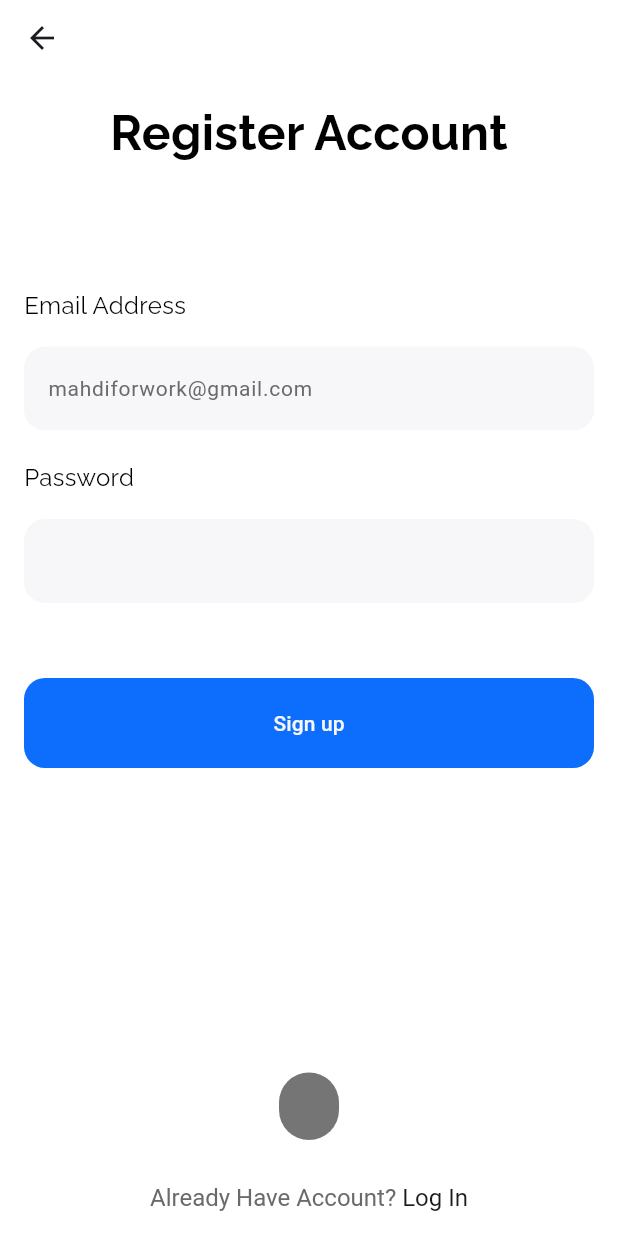
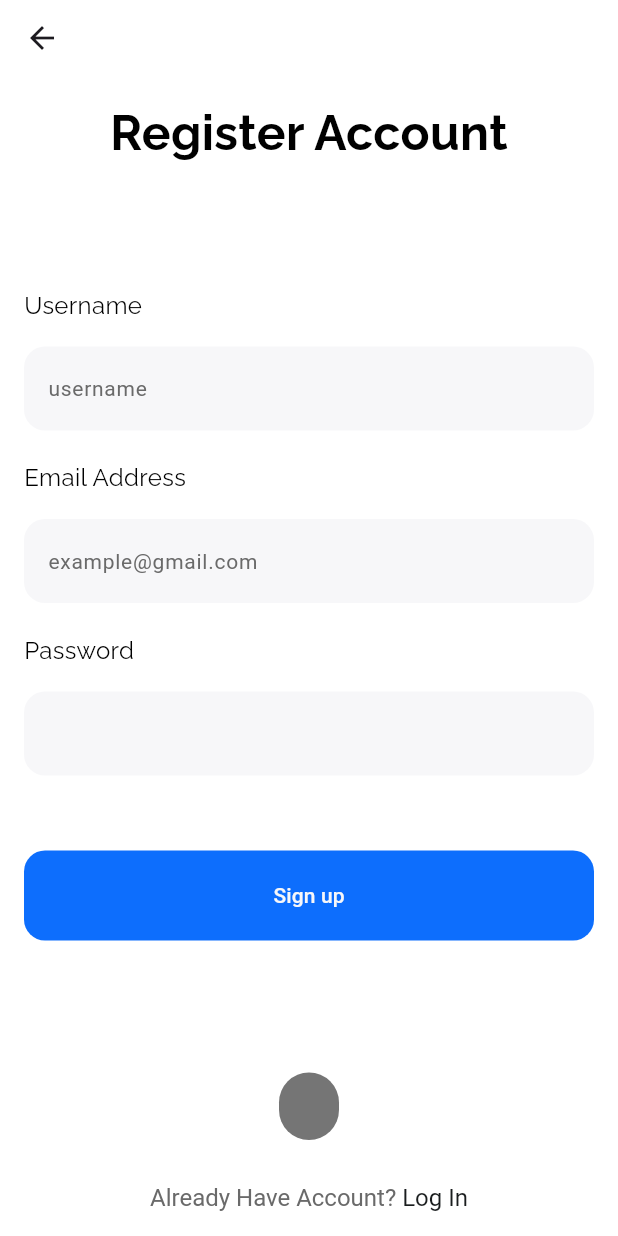
Before and after one commit to konkazazis/onion, a Flutter app: the Signup screen opened directly, after a tap on "Sign up", on a phone screen of 412 x 824 dp. Run offline on Flutter 3.47's test engine with Material 3 defaults, Android fonts, the phone set to English and light mode, and no system bars; our stand-ins replace cloud_firestore, firebase_auth, firebase_core, fluttertoast, google_fonts, table_calendar; accounts and stored records are empty; generated files the repository leaves out were written again; network calls fail.

Commit message:
username addition and retrieval for the main app

```diff
--- a/lib/login.dart
+++ b/lib/login.dart
@@ -93,7 +93,7 @@ class Login extends StatelessWidget {
           controller: _emailController,
           decoration: InputDecoration(
               filled: true,
-              hintText: 'mahdiforwork@gmail.com',
+              hintText: 'example@gmail.com',
               hintStyle: const TextStyle(
                   color: Color(0xff6A6A6A),
                   fontWeight: FontWeight.normal,
--- a/lib/main.dart
+++ b/lib/main.dart
@@ -24,7 +24,6 @@ class Onion extends StatelessWidget {
     return MaterialApp(
         title: 'Onion',
         theme: ThemeData(scaffoldBackgroundColor: Colors.white),
-        // home: Login());
-        home: MainScreen());
+        home: Login());
   }
 }
--- a/lib/main_screen.dart
+++ b/lib/main_screen.dart
@@ -5,6 +5,11 @@ import 'profile.dart';
 import 'widgets/bottom_nav_bar.dart';
 
 class MainScreen extends StatefulWidget {
+  final String username;
+  final String email;
+
+  MainScreen({required this.username, required this.email});
+
   @override
   _MainScreenState createState() => _MainScreenState();
 }
@@ -12,12 +17,17 @@ class MainScreen extends StatefulWidget {
 class _MainScreenState extends State<MainScreen> {
   int _selectedIndex = 0;
 
-  final List<Widget> _pages = [
-    DashboardScreen(),
-    CalendarWidget(),
-    ProfileComponent(
-        name: 'Kostas', email: 'kazazis@gmail.com', profileImageUrl: 'test'),
-  ];
+  late List<Widget> _pages;
+
+  void initState() {
+    super.initState();
+    _pages = [
+      DashboardScreen(),
+      CalendarWidget(),
+      ProfileComponent(
+          name: widget.username, email: widget.email, profileImageUrl: 'test'),
+    ];
+  }
 
   void _onItemTapped(int index) {
     setState(() {
--- a/lib/services/auth_service.dart
+++ b/lib/services/auth_service.dart
@@ -1,4 +1,5 @@
 import 'package:firebase_auth/firebase_auth.dart';
+import 'package:cloud_firestore/cloud_firestore.dart';
 import 'package:flutter/material.dart';
 import 'package:fluttertoast/fluttertoast.dart';
 
@@ -9,14 +10,32 @@ class AuthService {
   Future<void> signup(
       {required String email,
       required String password,
+      required String username,
       required BuildContext context}) async {
     try {
-      await FirebaseAuth.instance
+      UserCredential userCredential = await FirebaseAuth.instance
           .createUserWithEmailAndPassword(email: email, password: password);
 
+      try {
+        await FirebaseFirestore.instance
+            .collection('users')
+            .doc(userCredential.user!.uid)
+            .set({
+          'username': username,
+          'email': email,
+          'createdAt': DateTime.now()
+        });
+      } catch (e) {
+        String message = '';
+        message = 'There was an error in creating the user.';
+      }
+
       await Future.delayed(const Duration(seconds: 1));
-      Navigator.pushReplacement(context,
-          MaterialPageRoute(builder: (BuildContext context) => MainScreen()));
+      Navigator.pushReplacement(
+          context,
+          MaterialPageRoute(
+              builder: (BuildContext context) =>
+                  MainScreen(username: username, email: email)));
     } on FirebaseAuthException catch (e) {
       String message = '';
       if (e.code == 'weak-password') {
@@ -35,33 +54,59 @@ class AuthService {
     } catch (e) {}
   }
 
-  Future<void> signin(
-      {required String email,
-      required String password,
-      required BuildContext context}) async {
+  Future<void> signin({
+    required String email,
+    required String password,
+    required BuildContext context,
+  }) async {
     try {
-      await FirebaseAuth.instance
-          .signInWithEmailAndPassword(email: email, password: password);
+      await FirebaseAuth.instance.signInWithEmailAndPassword(
+        email: email,
+        password: password,
+      );
 
-      await Future.delayed(const Duration(seconds: 1));
-      Navigator.pushReplacement(context,
-          MaterialPageRoute(builder: (BuildContext context) => MainScreen()));
+      var getUser = await FirebaseFirestore.instance
+          .collection('users')
+          .where('email', isEqualTo: email)
+          .get();
+
+      if (getUser.docs.isNotEmpty) {
+        String username = getUser.docs.first['username']; // Extract username
+
+        await Future.delayed(const Duration(seconds: 1));
+
+        Navigator.pushReplacement(
+          context,
+          MaterialPageRoute(
+            builder: (BuildContext context) =>
+                MainScreen(username: username, email: email),
+          ),
+        );
+      } else {
+        ScaffoldMessenger.of(context).showSnackBar(
+          SnackBar(content: Text("User not found in database.")),
+        );
+      }
     } on FirebaseAuthException catch (e) {
       String message = '';
-      if (e.code == 'invalid-email') {
+
+      if (e.code == 'user-not-found') {
         message = 'No user found for that email.';
-      } else if (e.code == 'invalid-credential') {
+      } else if (e.code == 'wrong-password') {
         message = 'Wrong password provided for that user.';
+      } else {
+        message = 'Authentication failed. Please try again.';
       }
-      Fluttertoast.showToast(
-        msg: message,
-        toastLength: Toast.LENGTH_LONG,
-        gravity: ToastGravity.SNACKBAR,
-        backgroundColor: Colors.black54,
-        textColor: Colors.white,
-        fontSize: 14.0,
+
+      ScaffoldMessenger.of(context).showSnackBar(
+        SnackBar(content: Text(message)),
       );
-    } catch (e) {}
+    } catch (e) {
+      ScaffoldMessenger.of(context).showSnackBar(
+        SnackBar(content: Text("An error occurred. Please try again.")),
+      );
+      print("Error: $e");
+    }
   }
 
   Future<void> signout({required BuildContext context}) async {
--- a/lib/signup.dart
+++ b/lib/signup.dart
@@ -7,6 +7,7 @@ import 'package:google_fonts/google_fonts.dart';
 class Signup extends StatelessWidget {
   Signup({super.key});
 
+  final TextEditingController _userNameController = TextEditingController();
   final TextEditingController _emailController = TextEditingController();
   final TextEditingController _passwordController = TextEditingController();
 
@@ -39,6 +40,10 @@ class Signup extends StatelessWidget {
                 const SizedBox(
                   height: 80,
                 ),
+                _userName(),
+                const SizedBox(
+                  height: 20,
+                ),
                 _emailAddress(),
                 const SizedBox(
                   height: 20,
@@ -52,6 +57,40 @@ class Signup extends StatelessWidget {
             ),
           ),
         ));
+  }
+
+  Widget _userName() {
+    return Column(
+      mainAxisAlignment: MainAxisAlignment.start,
+      crossAxisAlignment: CrossAxisAlignment.start,
+      children: [
+        Text(
+          'Username',
+          style: GoogleFonts.raleway(
+              textStyle: const TextStyle(
+                  color: Colors.black,
+                  fontWeight: FontWeight.normal,
+                  fontSize: 16)),
+        ),
+        const SizedBox(
+          height: 16,
+        ),
+        TextField(
+          controller: _userNameController,
+          decoration: InputDecoration(
+              filled: true,
+              hintText: 'username',
+              hintStyle: const TextStyle(
+                  color: Color(0xff6A6A6A),
+                  fontWeight: FontWeight.normal,
+                  fontSize: 14),
+              fillColor: const Color(0xffF7F7F9),
+              border: OutlineInputBorder(
+                  borderSide: BorderSide.none,
+                  borderRadius: BorderRadius.circular(14))),
+        )
+      ],
+    );
   }
 
   Widget _emailAddress() {
@@ -74,7 +113,7 @@ class Signup extends StatelessWidget {
           controller: _emailController,
           decoration: InputDecoration(
               filled: true,
-              hintText: 'mahdiforwork@gmail.com',
+              hintText: 'example@gmail.com',
               hintStyle: const TextStyle(
                   color: Color(0xff6A6A6A),
                   fontWeight: FontWeight.normal,
@@ -132,6 +171,7 @@ class Signup extends StatelessWidget {
         await AuthService().signup(
             email: _emailController.text,
             password: _passwordController.text,
+            username: _userNameController.text,
             context: context);
       },
       child: const Text(
```
